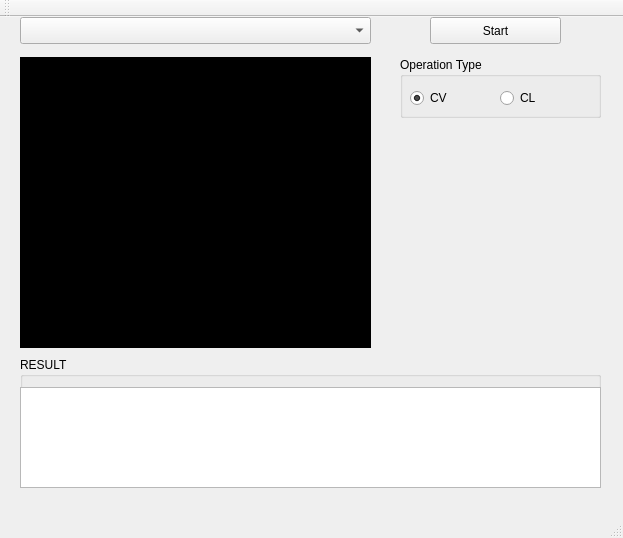
The window that QTOpenCV/mainwindow.ui (jpkong/QTOpenCLTestAPPP) describes before a commit, drawn with Qt 5.
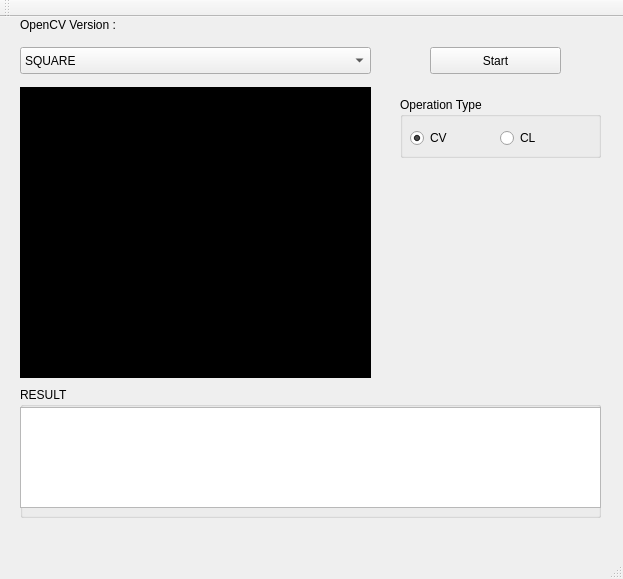
The same window after the commit.

Commit message: OpenCV Library Porting, but is not woorking

The edit to the form file:
```diff
--- a/QTOpenCV/mainwindow.ui
+++ b/QTOpenCV/mainwindow.ui
@@ -7,7 +7,7 @@
     <x>0</x>
     <y>0</y>
     <width>623</width>
-    <height>538</height>
+    <height>579</height>
    </rect>
   </property>
   <property name="windowTitle">
@@ -18,7 +18,7 @@
     <property name="geometry">
      <rect>
       <x>20</x>
-      <y>40</y>
+      <y>70</y>
       <width>351</width>
       <height>291</height>
      </rect>
@@ -123,12 +123,25 @@
     <property name="frameShadow">
      <enum>QFrame::Raised</enum>
     </property>
+    <widget class="QLabel" name="lb_View">
+     <property name="geometry">
+      <rect>
+       <x>0</x>
+       <y>0</y>
+       <width>351</width>
+       <height>291</height>
+      </rect>
+     </property>
+     <property name="text">
+      <string>&lt;html&gt;&lt;head/&gt;&lt;body&gt;&lt;p&gt;&lt;br/&gt;&lt;/p&gt;&lt;/body&gt;&lt;/html&gt;</string>
+     </property>
+    </widget>
    </widget>
    <widget class="QComboBox" name="cb_ExampleList">
     <property name="geometry">
      <rect>
       <x>20</x>
-      <y>0</y>
+      <y>30</y>
       <width>351</width>
       <height>27</height>
      </rect>
@@ -137,7 +150,7 @@
      <bool>false</bool>
     </property>
     <property name="currentIndex">
-     <number>-1</number>
+     <number>0</number>
     </property>
     <property name="minimumContentsLength">
      <number>0</number>
@@ -145,12 +158,22 @@
     <property name="frame">
      <bool>true</bool>
     </property>
+    <item>
+     <property name="text">
+      <string>SQUARE</string>
+     </property>
+    </item>
+    <item>
+     <property name="text">
+      <string>HOG</string>
+     </property>
+    </item>
    </widget>
    <widget class="QPushButton" name="bt_Start">
     <property name="geometry">
      <rect>
       <x>430</x>
-      <y>0</y>
+      <y>30</y>
       <width>131</width>
       <height>27</height>
      </rect>
@@ -163,7 +186,7 @@
     <property name="geometry">
      <rect>
       <x>400</x>
-      <y>40</y>
+      <y>80</y>
       <width>201</width>
       <height>61</height>
      </rect>
@@ -214,7 +237,7 @@
     <property name="geometry">
      <rect>
       <x>20</x>
-      <y>340</y>
+      <y>370</y>
       <width>581</width>
       <height>131</height>
      </rect>
@@ -226,7 +249,7 @@
      <property name="geometry">
       <rect>
        <x>0</x>
-       <y>30</y>
+       <y>20</y>
        <width>581</width>
        <height>101</height>
       </rect>
@@ -236,6 +259,19 @@
      </property>
     </widget>
    </widget>
+   <widget class="QLabel" name="lb_Version">
+    <property name="geometry">
+     <rect>
+      <x>20</x>
+      <y>0</y>
+      <width>241</width>
+      <height>17</height>
+     </rect>
+    </property>
+    <property name="text">
+     <string>&lt;html&gt;&lt;head/&gt;&lt;body&gt;&lt;p&gt;OpenCV Version : &lt;/p&gt;&lt;/body&gt;&lt;/html&gt;</string>
+    </property>
+   </widget>
   </widget>
   <widget class="QMenuBar" name="menuBar">
    <property name="geometry">
```
The commit also changes 18 other files.
